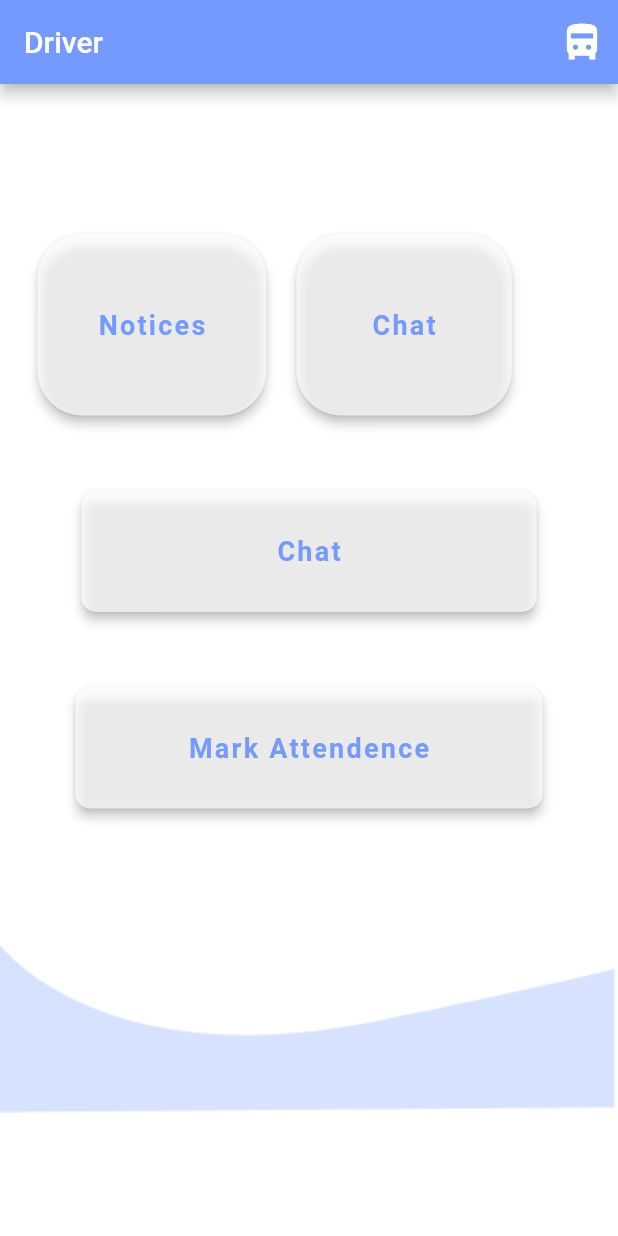
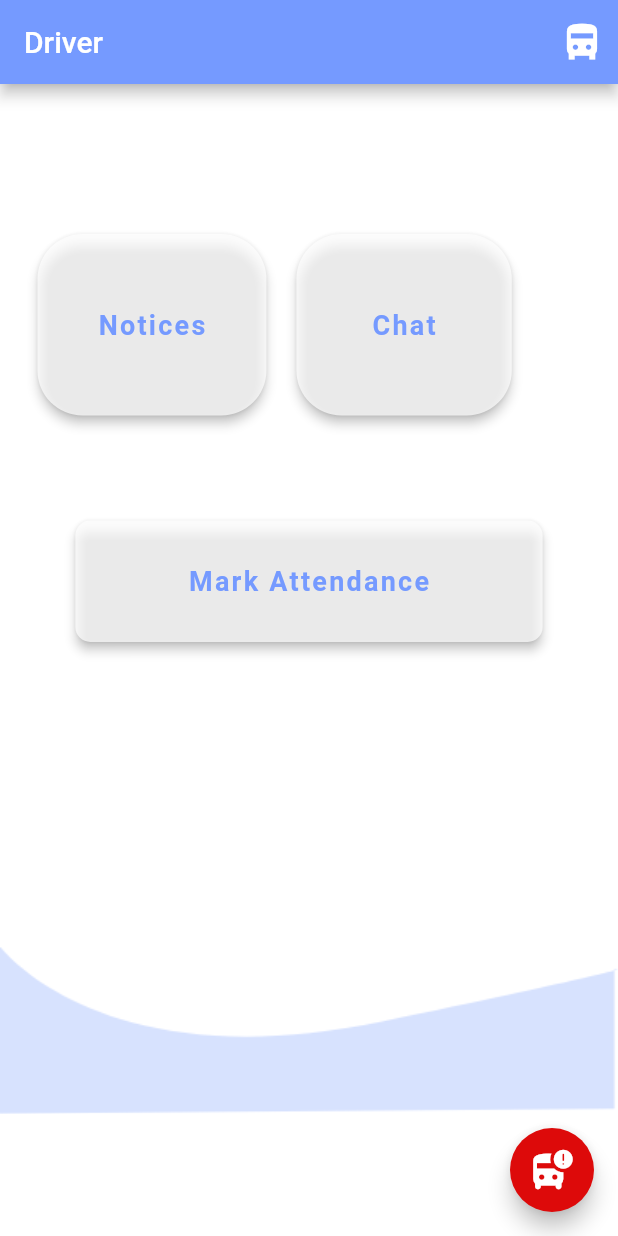
Before and after one commit to Christy02/SafeBus, a Flutter app: the DriverPage screen opened directly, on a phone screen of 412 x 824 dp. Run offline on Flutter 3.47's test engine with Material 2 defaults, Android fonts, the light colour scheme and no system bars; our stand-ins replace cloud_firestore, firebase_auth, firebase_core, fluttertoast, google_maps_flutter; accounts and stored records are empty; Roboto replaces fonts that are missing (OpenSans).

Commit message:
alert button

```diff
--- a/lib/driver.dart
+++ b/lib/driver.dart
@@ -1,4 +1,5 @@
 import 'package:flutter/material.dart';
+import 'package:fluttertoast/fluttertoast.dart';
 import 'login.dart';
 import 'notice.dart';
 
@@ -31,6 +32,15 @@ class _DriverPageState extends State<DriverPage> {
                 size: 30,
               ))
         ],
+      ),
+      floatingActionButton: FloatingActionButton(
+        onPressed: () {
+          print('Sending alert');
+          Fluttertoast.showToast(
+              msg: 'Sending alert', backgroundColor: Colors.red);
+        },
+        backgroundColor: Color.fromARGB(255, 221, 10, 10),
+        child: const Icon(Icons.bus_alert_rounded, size: 30),
       ),
       body: Column(
         children: <Widget>[
@@ -101,42 +111,7 @@ class _DriverPageState extends State<DriverPage> {
             ),
           ),
           const SizedBox(
-            height: 50,
-          ),
-          Padding(
-            padding: const EdgeInsets.only(
-              left: 25,
-              right: 25,
-            ),
-            child: ElevatedButton(
-                style: ElevatedButton.styleFrom(
-                    primary: Colors.white70,
-                    elevation: 3,
-                    shape: RoundedRectangleBorder(
-                      borderRadius: BorderRadius.circular(10),
-                    ),
-                    padding: EdgeInsets.symmetric(
-                      vertical: 30,
-                      horizontal: 130,
-                    )),
-                onPressed: () {
-                  Route route =
-                      MaterialPageRoute(builder: (context) => NoticePage());
-                  Navigator.push(context, route);
-                },
-                child: const Text(
-                  'Chat',
-                  style: TextStyle(
-                    letterSpacing: 1.5,
-                    fontSize: 18.0,
-                    fontWeight: FontWeight.bold,
-                    fontFamily: 'OpenSans',
-                    color: Color.fromARGB(255, 117, 154, 255),
-                  ),
-                )),
-          ),
-          const SizedBox(
-            height: 50,
+            height: 70,
           ),
           Padding(
             padding: const EdgeInsets.only(
@@ -160,7 +135,7 @@ class _DriverPageState extends State<DriverPage> {
                   Navigator.push(context, route);
                 },
                 child: const Text(
-                  'Mark Attendence',
+                  'Mark Attendance',
                   style: TextStyle(
                     letterSpacing: 1.5,
                     fontSize: 18.0,
@@ -171,7 +146,7 @@ class _DriverPageState extends State<DriverPage> {
                 )),
           ),
           SizedBox(
-            height: 91,
+            height: 203,
           ),
           Positioned(
             bottom: 0,
```
